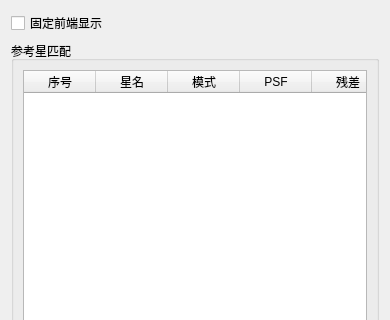
Qt form meteoalign/ui/star_pair_assistant_dialog.ui (HG731GZ/HGMeteoTool) before a commit; both pictures show x 0 to 390 and y 0 to 320 of the 390 by 700 pixel window.
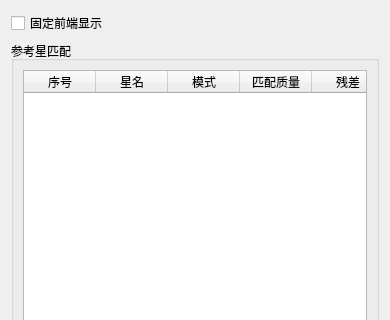
The same form after that commit.

Commit message: 将匹配表中的PSF改为匹配质量

What changed in the file:
```diff
--- a/meteoalign/ui/star_pair_assistant_dialog.ui
+++ b/meteoalign/ui/star_pair_assistant_dialog.ui
@@ -106,7 +106,7 @@
         </column>
         <column>
          <property name="text">
-          <string>PSF</string>
+          <string>匹配质量</string>
          </property>
         </column>
         <column>
```
The commit also changes 13 other files.
